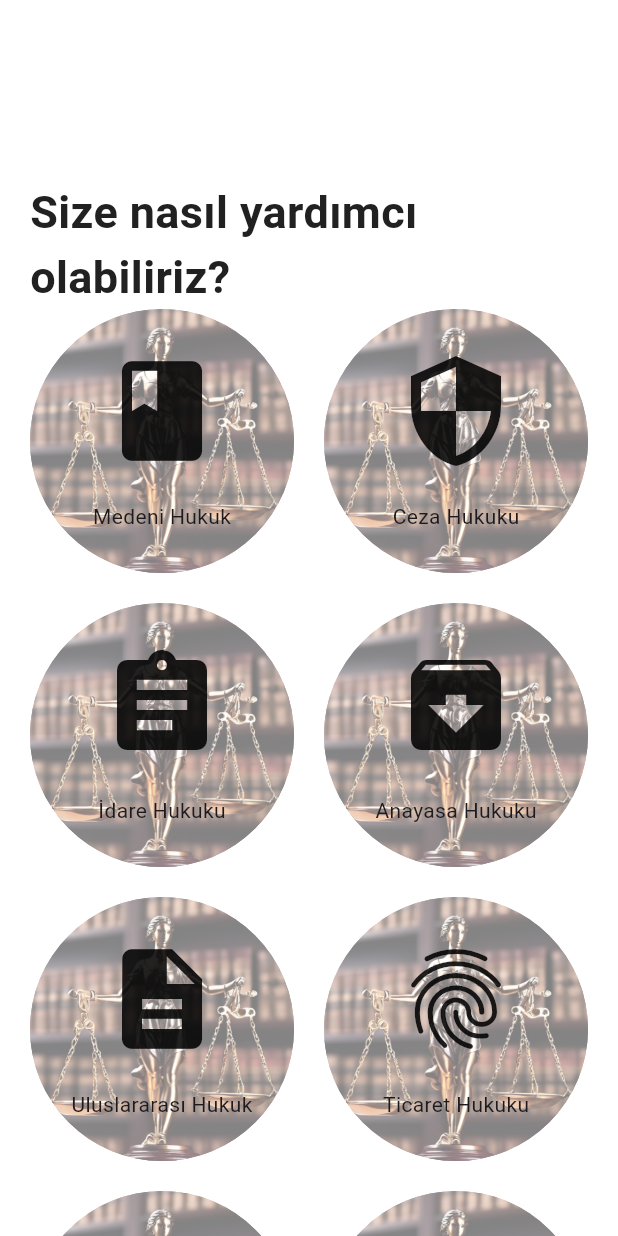
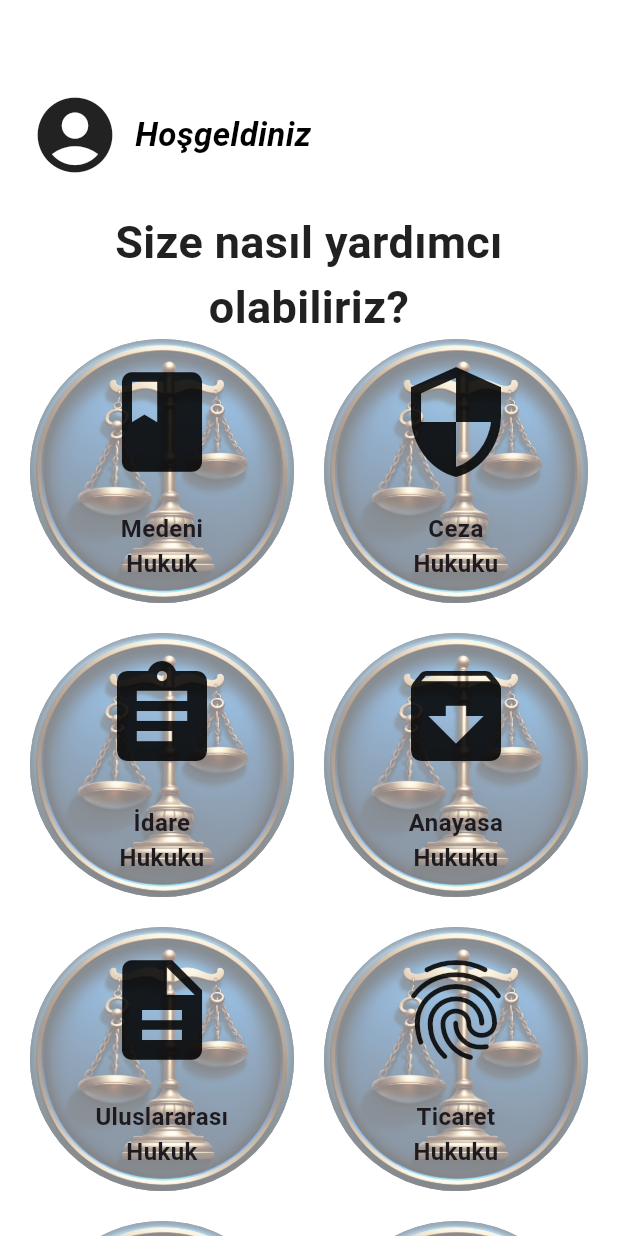
Before and after one commit to betbies/lawai, a Flutter app: the KesfetPage screen opened directly, on a phone screen of 412 x 824 dp. Run offline on Flutter 3.47's test engine with Material 3 defaults, Android fonts, the phone set to English and light mode, and no system bars; our stand-ins replace confetti.

Commit message:
Your commit message

```diff
--- a/lib/pages/kesfet.dart
+++ b/lib/pages/kesfet.dart
@@ -1,7 +1,7 @@
 import 'package:flutter/material.dart';
 
 class KesfetPage extends StatefulWidget {
-  const KesfetPage({super.key});
+  const KesfetPage({Key? key}) : super(key: key);
 
   @override
   _KesfetPageState createState() => _KesfetPageState();
@@ -9,19 +9,21 @@ class KesfetPage extends StatefulWidget {
 
 class _KesfetPageState extends State<KesfetPage> {
   List<Service> services = [
-    Service('Medeni Hukuk', Icons.book),
-    Service('Ceza Hukuku', Icons.security),
-    Service('İdare Hukuku', Icons.assignment),
-    Service('Anayasa Hukuku', Icons.archive),
-    Service('Uluslararası Hukuk', Icons.description),
-    Service('Ticaret Hukuku', Icons.fingerprint),
-    Service('İş Hukuku', Icons.business),
-    Service('X Hukuku', Icons.policy),
-    Service('X Hukuku', Icons.verified_user),
-    Service('X Hukuku', Icons.how_to_vote),
+    Service('Medeni\nHukuk', Icons.book),
+    Service('Ceza\nHukuku', Icons.security),
+    Service('İdare\nHukuku', Icons.assignment),
+    Service('Anayasa\nHukuku', Icons.archive),
+    Service('Uluslararası\nHukuk', Icons.description),
+    Service('Ticaret\nHukuku', Icons.fingerprint),
+    Service('İş\nHukuku', Icons.business),
+    Service('X\nHukuku', Icons.policy),
+    Service('X\nHukuku', Icons.verified_user),
+    Service('X\nHukuku', Icons.how_to_vote),
   ];
 
   int? selectedServiceIndex;
+
+  final String profileImage = 'assets/images/profile_image.png';
 
   @override
   Widget build(BuildContext context) {
@@ -34,12 +36,30 @@ class _KesfetPageState extends State<KesfetPage> {
           headerSliverBuilder: (BuildContext context, bool innerBoxIsScrolled) {
             return <Widget>[
               SliverToBoxAdapter(
-                child: FadeAnimation(
+                child: Column(
+                  children: [
+                    SizedBox(height: 60), // Profil resmi ve "Hoşgeldiniz" yazısını biraz aşağı kaydır
+                    Row(
+                      children: [
+                        Icon(Icons.account_circle, size: 60), // Profil ikonu ekleyin
+                        SizedBox(width: 10),
+                        Text(
+                          'Hoşgeldiniz',
+                          style: TextStyle(
+                            fontStyle: FontStyle.italic,
+                            fontSize: 22,
+                            color: Colors.black,
+                            fontWeight: FontWeight.bold,
+                          ),
+                        ),
+                      ],
+                    ),
+                    SizedBox(height: 20), // Diğer içeriklerden önceki boşluk
+                    FadeAnimation(
                       1.2,
-                  Padding(
-                    padding: const EdgeInsets.only(top: 120.0),
-                    child: Text(
+                      Text(
                         'Size nasıl yardımcı olabiliriz?',
+                        textAlign: TextAlign.center, // Metni ortala
                         style: TextStyle(
                           fontSize: 30,
                           color: Colors.grey.shade900,
@@ -47,6 +67,7 @@ class _KesfetPageState extends State<KesfetPage> {
                         ),
                       ),
                     ),
+                  ],
                 ),
               )
             ];
@@ -70,7 +91,6 @@ class _KesfetPageState extends State<KesfetPage> {
                         setState(() {
                           selectedServiceIndex = selectedServiceIndex == index ? null : index;
                         });
-                        // Eğer seçili hizmete tıklanırsa, chat sayfasını 1 saniye gecikmeli olarak aç
                         Future.delayed(const Duration(seconds: 1), () {
                           Navigator.push(
                             context,
@@ -129,12 +149,16 @@ class _KesfetPageState extends State<KesfetPage> {
               children: <Widget>[
                 Icon(icon, size: 80),
                 const SizedBox(height: 20),
-                Text(name, style: const TextStyle(fontSize: 14)),
+                Text(
+                  name,
+                  style: const TextStyle(fontSize: 16, fontWeight: FontWeight.bold), // Metni kalın olarak biçimlendir
+                  textAlign: TextAlign.center, // Metni ortala
+                ),
               ],
             ),
           ),
         ),
-        if (isSelected) // Siyah çerçeve sadece seçildiğinde görünür
+        if (isSelected)
           Container(
             decoration: BoxDecoration(
               shape: BoxShape.circle,
@@ -160,7 +184,7 @@ class FadeAnimation extends StatelessWidget {
   final double delay;
   final Widget child;
 
-  const FadeAnimation(this.delay, this.child, {super.key});
+  const FadeAnimation(this.delay, this.child, {Key? key}) : super(key: key);
 
   @override
   Widget build(BuildContext context) {
@@ -182,7 +206,7 @@ class FadeAnimation extends StatelessWidget {
 }
 
 class ChatPage extends StatelessWidget {
-  const ChatPage({super.key});
+  const ChatPage({Key? key}) : super(key: key);
 
   @override
   Widget build(BuildContext context) {
```
Also changed, not shown: assets/images/LAWWCON.png. Lines whose indentation alone changed are shown as unchanged.
